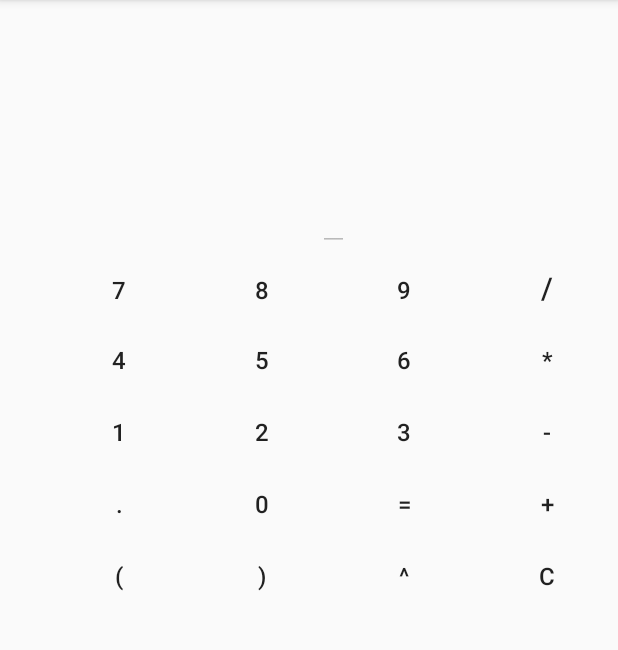
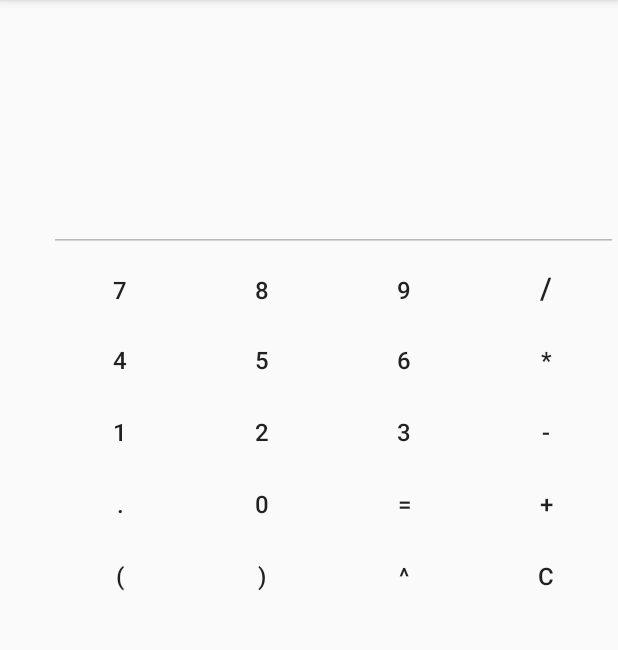
Before and after one commit to if710/2019-2-exercicio-1-calculadora-MichaelBarney, an Android app: the screen it shows after launch (MainActivity), on a phone screen of 412 x 824 dp, the part 84-734 px from its top. Run offline under Robolectric (Android 15) with nearby library versions, the phone set to English and light mode, and no system bars; libraries missing offline, so code that uses them is left out: br.ufpe.cin.

Commit message:
added equals and error toast

```diff
--- a/calculadora/app/src/main/java/br/ufpe/cin/android/calculadora/MainActivity.kt
+++ b/calculadora/app/src/main/java/br/ufpe/cin/android/calculadora/MainActivity.kt
@@ -2,14 +2,80 @@ package br.ufpe.cin.android.calculadora
 
 import androidx.appcompat.app.AppCompatActivity
 import android.os.Bundle
+import android.util.Log
+import android.view.View
+import android.widget.Button
+import android.widget.Toast
 
-class MainActivity : AppCompatActivity() {
+//Import all of the widgets
+import kotlinx.android.synthetic.main.activity_main.*
+import java.lang.NumberFormatException
+
+
+// Creathe the class as an OnClick Listener
+class MainActivity : AppCompatActivity() , View.OnClickListener{
 
     override fun onCreate(savedInstanceState: Bundle?) {
         super.onCreate(savedInstanceState)
         setContentView(R.layout.activity_main)
+
+        // Add on click listeners for all the buttons
+        btn_0.setOnClickListener(this);
+        btn_1.setOnClickListener(this);
+        btn_2.setOnClickListener(this);
+        btn_3.setOnClickListener(this);
+        btn_4.setOnClickListener(this);
+        btn_6.setOnClickListener(this);
+        btn_7.setOnClickListener(this);
+        btn_8.setOnClickListener(this);
+        btn_9.setOnClickListener(this);
+        btn_Add.setOnClickListener(this);
+        btn_Clear.setOnClickListener(this);
+        btn_Divide.setOnClickListener(this);
+        btn_Dot.setOnClickListener(this);
+        btn_Equal.setOnClickListener(this);
+        btn_LParen.setOnClickListener(this);
+        btn_Multiply.setOnClickListener(this);
+        btn_Power.setOnClickListener(this);
+        btn_RParen.setOnClickListener(this);
+        btn_Subtract.setOnClickListener(this);
+
     }
 
+    override fun onClick(v: View?) {
+        when (v) {
+            // Botoões que somente escrevem
+            btn_0, btn_1, btn_2, btn_3, btn_4, btn_5, btn_6, btn_7, btn_8, btn_9, btn_Add, btn_Divide, btn_Dot, btn_LParen, btn_Multiply, btn_Power, btn_RParen, btn_Subtract -> {
+                text_calc.setText(text_calc.text.toString() + (v as Button).text.toString())
+            }
+
+            //Botão e Apagar
+            btn_Clear -> {
+                var text = text_calc.text.toString();
+                text = text.substring(0, text.length - 1);
+                text_calc.setText(text)
+            }
+
+            //Botão de escrever
+            btn_Equal -> {
+                print("EQUAL")
+                var text = text_calc.text.toString();
+
+                // Try Catch to see if the expression is valid
+                try {
+                    // If it is, show it!
+                    text_info.text = eval(text).toString();
+                }
+                catch (e: Throwable) {
+                    // If not, show a Toast
+                    Toast.makeText(this, "Expressão Inválida", Toast.LENGTH_SHORT).show()
+                }
+            }
+
+            else -> {
+            }
+        }
+    }
 
     //Como usar a função:
     // eval("2+2") == 4.0
--- a/calculadora/app/src/main/res/layout/activity_main.xml
+++ b/calculadora/app/src/main/res/layout/activity_main.xml
@@ -19,253 +19,246 @@
 
     <EditText
         android:id="@+id/text_calc"
-        android:layout_width="wrap_content"
+        android:layout_width="379dp"
         android:layout_height="wrap_content"
-        android:layout_marginTop="20dp"
         android:enabled="false"
         android:gravity="bottom"
         android:inputType="numberDecimal"
         android:lines="2"
         android:maxLines="2"
         android:textSize="40sp"
-        app:layout_constraintEnd_toStartOf="@+id/btn_9"
-        app:layout_constraintStart_toStartOf="@+id/btn_9"
-        app:layout_constraintTop_toBottomOf="@+id/text_info" />
+        app:layout_constraintBottom_toTopOf="@+id/linearLayout"
+        app:layout_constraintEnd_toEndOf="parent" />
 
+    <LinearLayout
+        android:id="@+id/linearLayout"
+        android:layout_width="0dp"
+        android:layout_height="wrap_content"
+        android:layout_marginTop="168dp"
+        android:orientation="horizontal"
+        app:layout_constraintEnd_toEndOf="parent"
+        app:layout_constraintStart_toStartOf="@+id/linearLayout2"
+        app:layout_constraintTop_toTopOf="parent">
 
         <Button
             android:id="@+id/btn_7"
             style="@style/Widget.AppCompat.Button.Borderless"
-        android:layout_width="0dp"
+            android:layout_width="wrap_content"
             android:layout_height="wrap_content"
-        android:layout_marginStart="32dp"
-        android:layout_marginLeft="32dp"
+            android:layout_weight="1"
             android:text="7"
-        android:textSize="16sp"
-        app:layout_constraintBaseline_toBaselineOf="@+id/btn_8"
-        app:layout_constraintEnd_toStartOf="@+id/btn_8"
-        app:layout_constraintStart_toStartOf="parent" />
+            android:textSize="16sp" />
 
         <Button
             android:id="@+id/btn_8"
             style="@style/Widget.AppCompat.Button.Borderless"
-        android:layout_width="0dp"
+            android:layout_width="wrap_content"
             android:layout_height="wrap_content"
+            android:layout_weight="1"
             android:text="8"
-        android:textSize="16sp"
-        app:layout_constraintEnd_toStartOf="@+id/btn_9"
-        app:layout_constraintStart_toEndOf="@+id/btn_7"
-        app:layout_constraintTop_toTopOf="@+id/btn_9" />
+            android:textSize="16sp" />
 
         <Button
             android:id="@+id/btn_9"
             style="@style/Widget.AppCompat.Button.Borderless"
-        android:layout_width="0dp"
+            android:layout_width="wrap_content"
             android:layout_height="wrap_content"
-        android:layout_marginTop="2dp"
+            android:layout_weight="1"
             android:text="9"
-        android:textSize="16sp"
-        app:layout_constraintEnd_toStartOf="@+id/btn_Divide"
-        app:layout_constraintStart_toEndOf="@+id/btn_8"
-        app:layout_constraintTop_toBottomOf="@+id/text_calc" />
+            android:textSize="16sp" />
 
         <Button
             android:id="@+id/btn_Divide"
             style="@style/Widget.AppCompat.Button.Borderless"
+            android:layout_width="wrap_content"
+            android:layout_height="wrap_content"
+            android:layout_weight="1"
+            android:text="/"
+            android:textSize="20sp" />
+    </LinearLayout>
+
+    <LinearLayout
+        android:id="@+id/linearLayout2"
         android:layout_width="0dp"
         android:layout_height="wrap_content"
-        android:text="/"
-        android:textSize="20sp"
-        app:layout_constraintBaseline_toBaselineOf="@+id/btn_9"
+        android:orientation="horizontal"
         app:layout_constraintEnd_toEndOf="parent"
-        app:layout_constraintStart_toEndOf="@+id/btn_9" />
-
+        app:layout_constraintStart_toStartOf="@+id/linearLayout3"
+        app:layout_constraintTop_toBottomOf="@+id/linearLayout">
 
         <Button
             android:id="@+id/btn_4"
             style="@style/Widget.AppCompat.Button.Borderless"
-        android:layout_width="0dp"
+            android:layout_width="wrap_content"
             android:layout_height="wrap_content"
-        android:layout_marginStart="32dp"
-        android:layout_marginLeft="32dp"
+            android:layout_weight="1"
             android:text="4"
-        android:textSize="16sp"
-        app:layout_constraintBaseline_toBaselineOf="@+id/btn_5"
-        app:layout_constraintEnd_toStartOf="@+id/btn_5"
-        app:layout_constraintStart_toStartOf="parent" />
+            android:textSize="16sp" />
 
         <Button
             android:id="@+id/btn_5"
             style="@style/Widget.AppCompat.Button.Borderless"
-        android:layout_width="0dp"
+            android:layout_width="wrap_content"
             android:layout_height="wrap_content"
+            android:layout_weight="1"
             android:text="5"
-        android:textSize="16sp"
-        app:layout_constraintEnd_toStartOf="@+id/btn_6"
-        app:layout_constraintStart_toEndOf="@+id/btn_4"
-        app:layout_constraintTop_toTopOf="@+id/btn_6" />
+            android:textSize="16sp" />
 
         <Button
             android:id="@+id/btn_6"
             style="@style/Widget.AppCompat.Button.Borderless"
-        android:layout_width="0dp"
+            android:layout_width="wrap_content"
             android:layout_height="wrap_content"
+            android:layout_weight="1"
             android:text="6"
-        android:textSize="16sp"
-        app:layout_constraintEnd_toStartOf="@+id/btn_Multiply"
-        app:layout_constraintStart_toEndOf="@+id/btn_5"
-        app:layout_constraintTop_toBottomOf="@+id/btn_Divide" />
+            android:textSize="16sp" />
 
         <Button
             android:id="@+id/btn_Multiply"
             style="@style/Widget.AppCompat.Button.Borderless"
+            android:layout_width="wrap_content"
+            android:layout_height="wrap_content"
+            android:layout_weight="1"
+            android:text="*"
+            android:textSize="16sp" />
+    </LinearLayout>
+
+    <LinearLayout
+        android:id="@+id/linearLayout3"
         android:layout_width="0dp"
         android:layout_height="wrap_content"
-        android:text="*"
-        android:textSize="16sp"
-        app:layout_constraintBaseline_toBaselineOf="@+id/btn_6"
+        android:orientation="horizontal"
         app:layout_constraintEnd_toEndOf="parent"
-        app:layout_constraintStart_toEndOf="@+id/btn_6" />
-
+        app:layout_constraintStart_toStartOf="@+id/linearLayout4"
+        app:layout_constraintTop_toBottomOf="@+id/linearLayout2">
 
         <Button
             android:id="@+id/btn_1"
             style="@style/Widget.AppCompat.Button.Borderless"
-        android:layout_width="0dp"
+            android:layout_width="wrap_content"
             android:layout_height="wrap_content"
-        android:layout_marginStart="32dp"
-        android:layout_marginLeft="32dp"
+            android:layout_weight="1"
             android:text="1"
-        android:textSize="16sp"
-        app:layout_constraintBaseline_toBaselineOf="@+id/btn_2"
-        app:layout_constraintEnd_toStartOf="@+id/btn_2"
-        app:layout_constraintStart_toStartOf="parent" />
+            android:textSize="16sp" />
 
         <Button
             android:id="@+id/btn_2"
             style="@style/Widget.AppCompat.Button.Borderless"
-        android:layout_width="0dp"
+            android:layout_width="wrap_content"
             android:layout_height="wrap_content"
+            android:layout_weight="1"
             android:text="2"
-        android:textSize="16sp"
-        app:layout_constraintEnd_toStartOf="@+id/btn_3"
-        app:layout_constraintStart_toEndOf="@+id/btn_1"
-        app:layout_constraintTop_toBottomOf="@+id/btn_4" />
+            android:textSize="16sp" />
 
         <Button
             android:id="@+id/btn_3"
             style="@style/Widget.AppCompat.Button.Borderless"
-        android:layout_width="0dp"
+            android:layout_width="wrap_content"
             android:layout_height="wrap_content"
+            android:layout_weight="1"
             android:text="3"
-        android:textSize="16sp"
-        app:layout_constraintEnd_toStartOf="@+id/btn_Subtract"
-        app:layout_constraintStart_toEndOf="@+id/btn_2"
-        app:layout_constraintTop_toBottomOf="@+id/btn_Multiply" />
+            android:textSize="16sp" />
 
         <Button
             android:id="@+id/btn_Subtract"
             style="@style/Widget.AppCompat.Button.Borderless"
+            android:layout_width="wrap_content"
+            android:layout_height="wrap_content"
+            android:layout_weight="1"
+            android:text="-"
+            android:textSize="16sp" />
+
+    </LinearLayout>
+
+    <LinearLayout
+        android:id="@+id/linearLayout4"
         android:layout_width="0dp"
         android:layout_height="wrap_content"
-        android:text="-"
-        android:textSize="16sp"
-        app:layout_constraintBaseline_toBaselineOf="@+id/btn_3"
+        android:orientation="horizontal"
         app:layout_constraintEnd_toEndOf="parent"
-        app:layout_constraintStart_toEndOf="@+id/btn_3" />
-
+        app:layout_constraintStart_toStartOf="@+id/linearLayout5"
+        app:layout_constraintTop_toBottomOf="@+id/linearLayout3">
 
         <Button
             android:id="@+id/btn_Dot"
             style="@style/Widget.AppCompat.Button.Borderless"
-        android:layout_width="0dp"
+            android:layout_width="wrap_content"
             android:layout_height="wrap_content"
-        android:layout_marginStart="32dp"
-        android:layout_marginLeft="32dp"
+            android:layout_weight="1"
             android:text="."
-        android:textSize="16sp"
-        app:layout_constraintBaseline_toBaselineOf="@+id/btn_0"
-        app:layout_constraintEnd_toStartOf="@+id/btn_0"
-        app:layout_constraintStart_toStartOf="parent" />
+            android:textSize="16sp" />
 
         <Button
             android:id="@+id/btn_0"
             style="@style/Widget.AppCompat.Button.Borderless"
-        android:layout_width="0dp"
+            android:layout_width="wrap_content"
             android:layout_height="wrap_content"
+            android:layout_weight="1"
             android:text="0"
-        android:textSize="16sp"
-        app:layout_constraintEnd_toStartOf="@+id/btn_Equal"
-        app:layout_constraintStart_toEndOf="@+id/btn_Dot"
-        app:layout_constraintTop_toBottomOf="@+id/btn_1" />
+            android:textSize="16sp" />
 
         <Button
             android:id="@+id/btn_Equal"
             style="@style/Widget.AppCompat.Button.Borderless"
-        android:layout_width="0dp"
+            android:layout_width="wrap_content"
             android:layout_height="wrap_content"
+            android:layout_weight="1"
             android:text="="
-        android:textSize="16sp"
-        app:layout_constraintEnd_toStartOf="@+id/btn_Add"
-        app:layout_constraintStart_toEndOf="@+id/btn_0"
-        app:layout_constraintTop_toBottomOf="@+id/btn_Subtract" />
+            android:textSize="16sp" />
 
         <Button
             android:id="@+id/btn_Add"
             style="@style/Widget.AppCompat.Button.Borderless"
+            android:layout_width="wrap_content"
+            android:layout_height="wrap_content"
+            android:layout_weight="1"
+            android:text="+"
+            android:textSize="16sp" />
+    </LinearLayout>
+
+    <LinearLayout
+        android:id="@+id/linearLayout5"
         android:layout_width="0dp"
         android:layout_height="wrap_content"
-        android:text="+"
-        android:textSize="16sp"
-        app:layout_constraintBaseline_toBaselineOf="@+id/btn_Equal"
+        android:orientation="horizontal"
         app:layout_constraintEnd_toEndOf="parent"
-        app:layout_constraintStart_toEndOf="@+id/btn_Equal" />
-
+        app:layout_constraintStart_toStartOf="@+id/text_calc"
+        app:layout_constraintTop_toBottomOf="@+id/linearLayout4">
 
         <Button
             android:id="@+id/btn_LParen"
             style="@style/Widget.AppCompat.Button.Borderless"
-        android:layout_width="0dp"
+            android:layout_width="wrap_content"
             android:layout_height="wrap_content"
-        android:layout_marginStart="32dp"
-        android:layout_marginLeft="32dp"
+            android:layout_weight="1"
             android:text="("
-        android:textSize="16sp"
-        app:layout_constraintBaseline_toBaselineOf="@+id/btn_RParen"
-        app:layout_constraintEnd_toStartOf="@+id/btn_RParen"
-        app:layout_constraintStart_toStartOf="parent" />
+            android:textSize="16sp" />
 
         <Button
             android:id="@+id/btn_RParen"
             style="@style/Widget.AppCompat.Button.Borderless"
-        android:layout_width="0dp"
+            android:layout_width="wrap_content"
             android:layout_height="wrap_content"
+            android:layout_weight="1"
             android:text=")"
-        android:textSize="16sp"
-        app:layout_constraintEnd_toStartOf="@+id/btn_Power"
-        app:layout_constraintStart_toEndOf="@+id/btn_LParen"
-        app:layout_constraintTop_toBottomOf="@+id/btn_Dot" />
+            android:textSize="16sp" />
 
         <Button
             android:id="@+id/btn_Power"
             style="@style/Widget.AppCompat.Button.Borderless"
-        android:layout_width="0dp"
+            android:layout_width="wrap_content"
             android:layout_height="wrap_content"
+            android:layout_weight="1"
             android:text="^"
-        android:textSize="16sp"
-        app:layout_constraintEnd_toStartOf="@+id/btn_Clear"
-        app:layout_constraintStart_toEndOf="@+id/btn_RParen"
-        app:layout_constraintTop_toBottomOf="@+id/btn_Add" />
+            android:textSize="16sp" />
 
         <Button
             android:id="@+id/btn_Clear"
             style="@style/Widget.AppCompat.Button.Borderless"
-        android:layout_width="0dp"
+            android:layout_width="wrap_content"
             android:layout_height="wrap_content"
+            android:layout_weight="1"
             android:text="C"
-        android:textSize="16sp"
-        app:layout_constraintBaseline_toBaselineOf="@+id/btn_Power"
-        app:layout_constraintEnd_toEndOf="parent"
-        app:layout_constraintStart_toEndOf="@+id/btn_Power" />
-
+            android:textSize="16sp" />
+    </LinearLayout>
 </androidx.constraintlayout.widget.ConstraintLayout>
```
Lines whose indentation alone changed are shown as unchanged.
